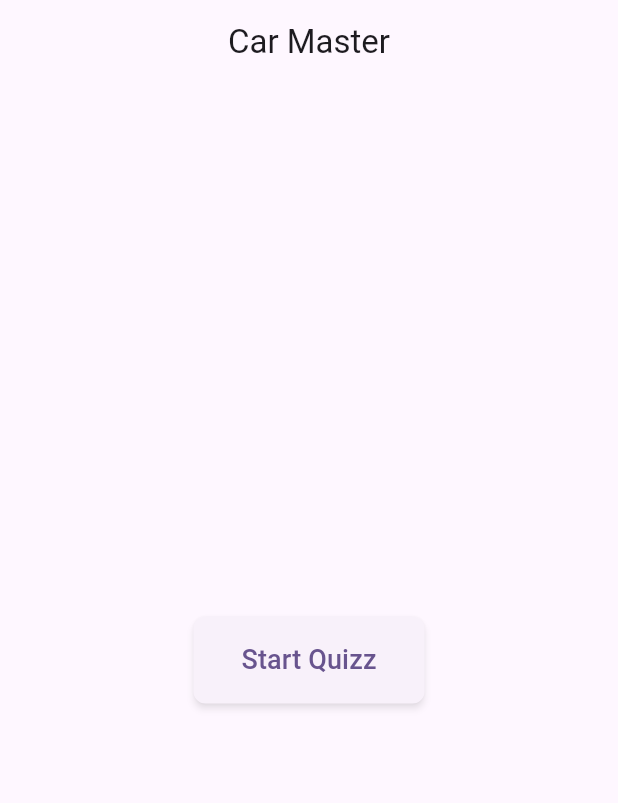
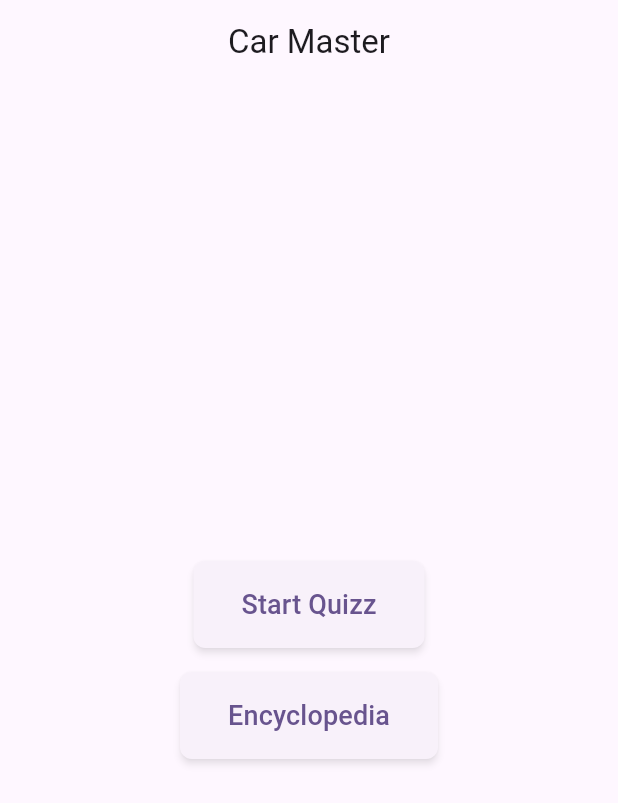
Before and after one commit to devjiel/car-master, a Flutter app: the screen it shows after launch, on a phone screen of 412 x 824 dp. Shown: the top 803 px of the screen. Run offline on Flutter 3.47's test engine with Material 3 defaults, Android fonts, the phone set to English and light mode, and no system bars; our stand-ins replace flutter_dotenv, flutter_riverpod, freezed_annotation, go_router, supabase_flutter; accounts and stored records are empty; generated files the repository leaves out were written again.

Commit message:
Add an entry in the app menu Create a blank page of Encyclopedia

```diff
--- a/frontend/lib/router/app_router.dart
+++ b/frontend/lib/router/app_router.dart
@@ -1,3 +1,4 @@
+import 'package:car_master/screens/encyclopedia_screen.dart';
 import 'package:go_router/go_router.dart';
 import 'package:flutter_riverpod/flutter_riverpod.dart';
 
@@ -8,12 +9,14 @@ import '../screens/game_screen.dart';
 final class RouteNames {
   static const String home = 'home';
   static const String game = 'game';
+  static const String encyclopedia = 'encyclopedia';
 }
 
 // Les chemins des routes
 final class RoutePaths {
   static const String home = '/';
   static const String game = '/game';
+  static const String encyclopedia = '/encyclopedia';
 }
 
 // Provider pour accéder au routeur depuis n'importe où dans l'application
@@ -37,6 +40,11 @@ GoRouter createRouter() {
         name: RouteNames.game,
         builder: (context, state) => const GameScreen(),
       ),
+      GoRoute(
+        path: RoutePaths.encyclopedia,
+        name: RouteNames.encyclopedia,
+        builder: (context, state) => const EncyclopediaScreen(),
+      ),
     ],
   );
 }
--- a/frontend/lib/screens/main_screen.dart
+++ b/frontend/lib/screens/main_screen.dart
@@ -27,6 +27,18 @@ class MainScreen extends StatelessWidget {
                 child: const Text('Start Quizz', style: TextStyle(fontSize: 18)),
               ),
             ),
+            const SizedBox(height: 16),
+            Center(
+              child: ElevatedButton(
+                onPressed: () {
+                  context.goNamed(RouteNames.encyclopedia);
+                },
+                style: ElevatedButton.styleFrom(
+                  padding: const EdgeInsets.symmetric(horizontal: 32, vertical: 16),
+                ),
+                child: const Text('Encyclopedia', style: TextStyle(fontSize: 18)),
+              ),
+            ),
           ],
         ),
       ),
```
Also changed, not shown: frontend/lib/screens/encyclopedia_screen.dart (added, +10 -0 lines).
